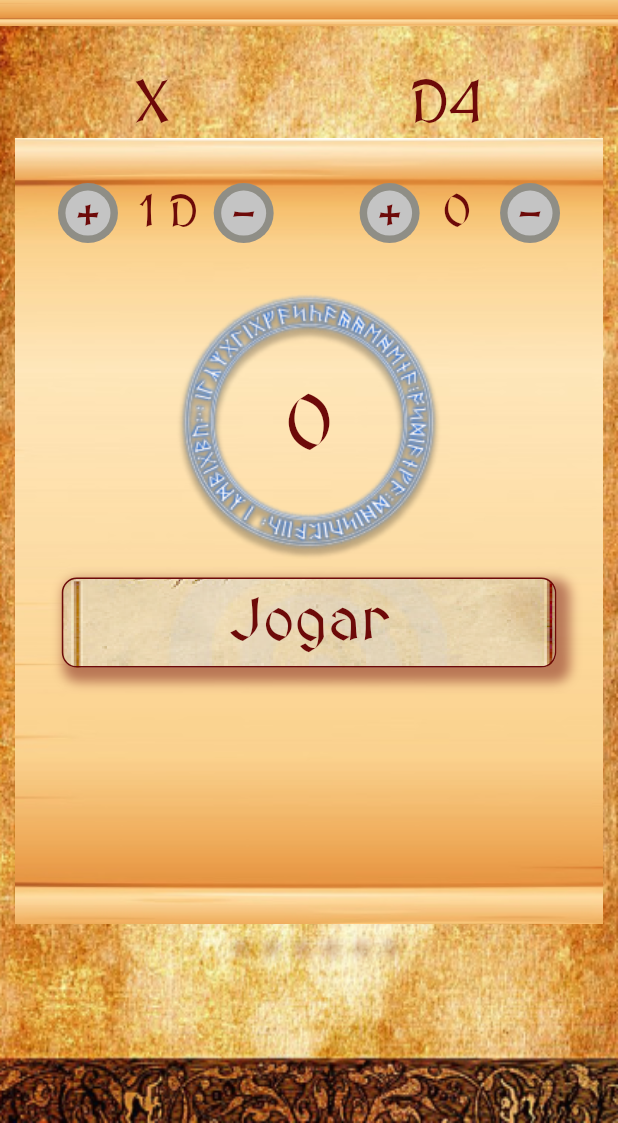
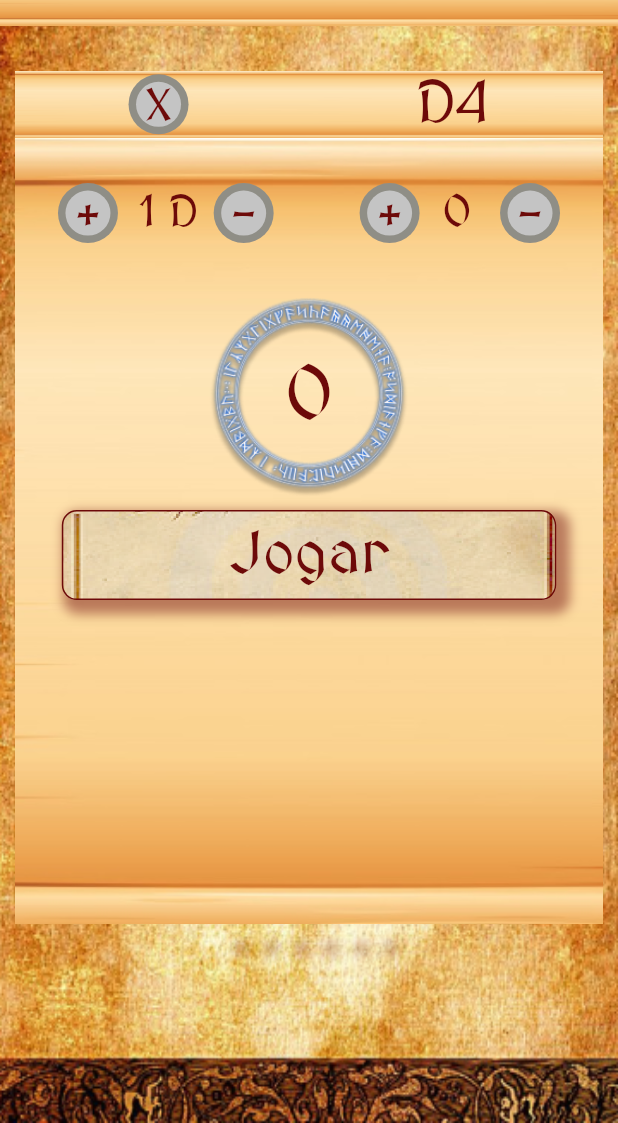
Before and after one commit to joao-vgarcia/rpgroll, a Flutter app: the screen it shows after launch, after a tap on an icon or button, on a phone screen of 412 x 824 dp, the part 113-1236 px from its top. Run offline on Flutter 3.47's test engine with Material 2 defaults, Android fonts, the phone set to English and light mode, and no system bars; our stand-ins replace flutter_mobx, get_it, mobx; generated files the repository leaves out were written again.

Commit message:
fix back button and animation

```diff
--- a/lib/modules/widgets/atoms/button.dart
+++ b/lib/modules/widgets/atoms/button.dart
@@ -42,41 +42,70 @@ class _ButtonState extends State<Button> {
 
     return Observer(
       builder: (_) => AnimatedContainer(
-        duration: Duration(milliseconds: 600),
+        duration: Duration(milliseconds: 200),
         curve: Curves.linear,
-        height: store.isVisible[widget.position] ? h : 0,
+        height: store.isVisible[widget.position] ? store.h : 0,
         width: store.isVisible[widget.position]
-            ? (widget.isBig ? widget.width * 0.9 : w)
+            ? (widget.isBig ? widget.width * 0.9 : store.w)
             : 0,
-        child: !isClicked
+        child: !store.popScope[widget.position]
             ? GestureDetector(
                 onTap: () {
-                  setState(() {
-                    h = widget.height * 0.68;
-                    w = widget.width;
-                    isClicked = !isClicked;
+                  store.h = widget.height * 0.68;
+                  store.w = widget.width;
+                  store.canShowDialog = false;
                   store.setInvisible(widget.position);
-                  });
+                  store.setPopScope(widget.position);
                 },
                 child: ButtonClosed(
                   text: widget.text,
                 ))
             : Column(children: [
-                Row(
+                Container(
+                  alignment: Alignment.bottomCenter,
+                  height: 45,
+                  decoration: BoxDecoration(
+                    image: DecorationImage(
+                      image: AssetImage('assets/images/modal.png'),
+                      fit: BoxFit.fill,
+                    ),
+                  ),
+                  child: Row(
                     mainAxisAlignment: MainAxisAlignment.spaceAround,
                     children: [
                       GestureDetector(
-                        child: CustomText(text: 'X'),
+                          child: Container(
+                            alignment: Alignment.center,
+                            height: 40,
+                            width: 40,
+                            decoration: BoxDecoration(
+                              color: Color(0xff8F8E86),
+                              shape: BoxShape.circle,
+                            ),
+                            child: Container(
+                              alignment: Alignment.center,
+                              height: 30,
+                              width: 30,
+                              decoration: BoxDecoration(
+                                color: Color(0xffC4C4C4),
+                                shape: BoxShape.circle,
+                              ),
+                              child: CustomText(
+                                size: 30,
+                                text: "X",
+                              ),
+                            ),
+                          ),
                           onTap: () {
-                          setState(() {
-                            h = 100;
-                            w = 100;
-                            isClicked = !isClicked;
-                          });
+                            store.h = 100;
+                            store.w = 100;
+                            store.canShowDialog = true;
                             store.setAllVisible();
+                            store.setAllPop();
                           }),
                       CustomText(text: 'D${widget.text}'),
                     ],
+                  ),
                 ),
                 Modal(
                   height: widget.height,
--- a/lib/modules/widgets/atoms/header_text.dart
+++ b/lib/modules/widgets/atoms/header_text.dart
@@ -18,7 +18,7 @@ class CustomText extends StatelessWidget {
       this.text,
       style: TextStyle(
         fontSize: this.size,
-        color: color == null? Color(0xff6D0A09) : color,
+        color: color == null ? Color(0xff6D0A09) : color,
       ),
     );
   }
--- a/lib/modules/widgets/molecules/modal.dart
+++ b/lib/modules/widgets/molecules/modal.dart
@@ -34,7 +34,7 @@ class _ModalState extends State<Modal> {
   }
 
   canBuild() async {
-    await Future.delayed(Duration(milliseconds: 500), () {
+    await Future.delayed(Duration(milliseconds: 250), () {
       setState(() {
         canShow = true;
       });
@@ -82,9 +82,17 @@ class _ModalState extends State<Modal> {
                     builder: (_) => Row(
                       mainAxisAlignment: MainAxisAlignment.center,
                       children: [
-                        Container(
-                          alignment: Alignment.center,
-                          child: CustomText(text: store.showCalcs, size: 20),
+                        Flexible(
+                          flex: 1,
+                          fit: FlexFit.loose,
+                          child: Padding(
+                            padding: EdgeInsets.only(top: 5),
+                            child: Container(
+                              alignment: Alignment.center,
+                              child:
+                                  CustomText(text: store.showCalcs, size: 20),
+                            ),
+                          ),
                         ),
                       ],
                     ),
@@ -95,8 +103,8 @@ class _ModalState extends State<Modal> {
                       children: [
                         Container(
                           alignment: Alignment.center,
-                          height: 200,
-                          width: 200,
+                          height: 150,
+                          width: 150,
                           decoration: BoxDecoration(
                             image: DecorationImage(
                               image: AssetImage('assets/images/result.png'),
```
Also changed, not shown: lib/modules/home/home_screen.dart (+47 -3 lines), lib/modules/home/store/home_store.dart (+50 -2 lines), lib/modules/home/store/home_store.g.dart. Lines whose indentation alone changed are shown as unchanged.
